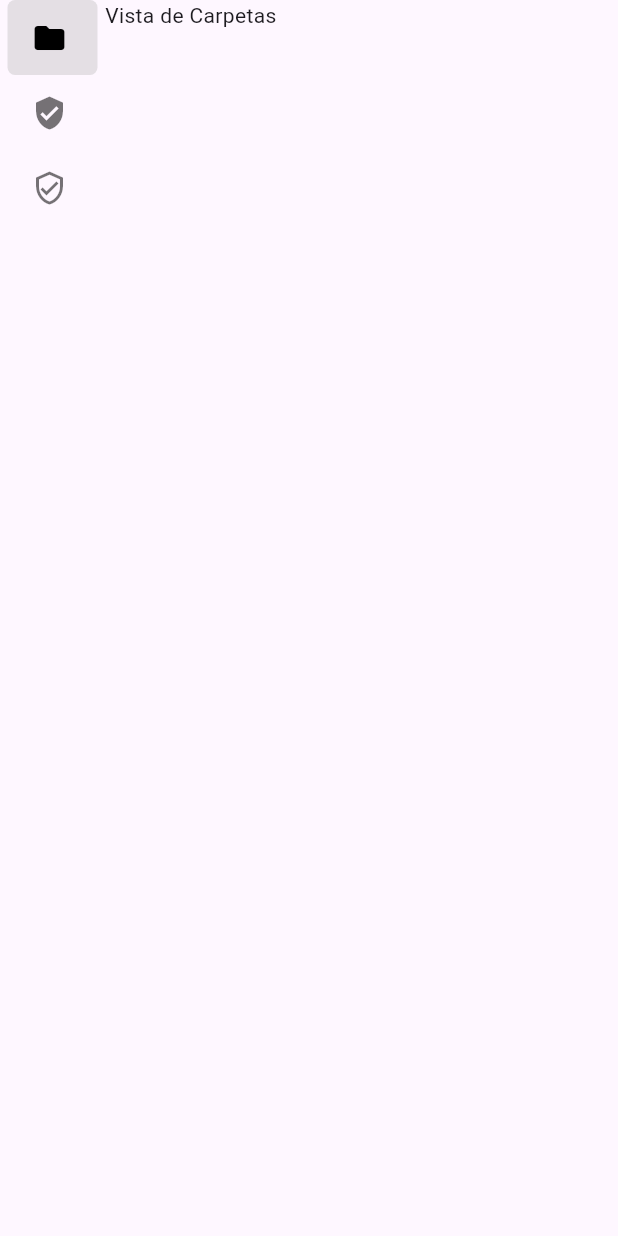
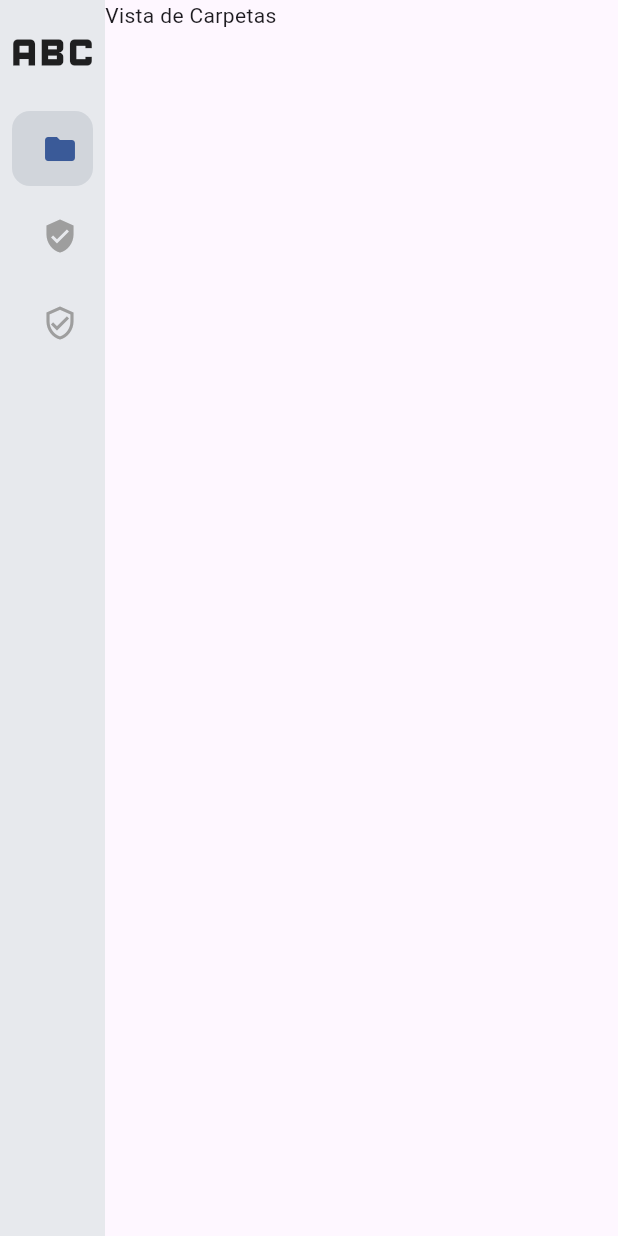
Before and after one commit to sebsanchez99/ArchivaCore, a Flutter app: the screen it shows after launch, on a phone screen of 412 x 824 dp. Run offline on Flutter 3.47's test engine with Material 3 defaults, Android fonts, the phone set to English and light mode, and no system bars; drawn by our look-alikes of easy_sidemenu; our stand-ins replace flutter_bloc, freezed_annotation; generated files the repository leaves out were written again.

Commit message:
se agrego estilo al menu

```diff
--- a/frontend/lib/presentation/widgets/menu/side_menu_widget.dart
+++ b/frontend/lib/presentation/widgets/menu/side_menu_widget.dart
@@ -15,12 +15,33 @@ class SideMenuWidget extends StatelessWidget {
       builder: (context, state) {
         return SideMenu(
           controller: sideMenuCubit.sideMenuController,
-          items:
-              menuItems.entries.map((item) {
+          title: Center(child: Icon(Icons.abc, size: 70,)),
+
+          style: SideMenuStyle(
+            showHamburger: true,
+            backgroundColor: Color(0xFFE7E9ED),
+            hoverColor: Color(0xFFF3F4F6),
+            selectedColor: Color(0xFFD1D5DB),
+            selectedTitleTextStyle: TextStyle(
+            fontWeight: FontWeight.bold,
+            color: Color(0xFF2B3642),
+            ),
+            selectedIconColor: Color(0xFF3A5A98),
+            unselectedIconColor: Colors.grey,
+            unselectedTitleTextStyle: TextStyle(color: Color(0xFF394958)),
+            itemBorderRadius: BorderRadius.circular(12),
+            itemOuterPadding: EdgeInsets.symmetric(horizontal: 8,vertical: 4,),
+            itemInnerSpacing: 10,
+            ),
+
+            items:
+            menuItems.entries.map((item) {
                 return SideMenuItem(
                   title: item.value["title"],
                   icon: item.value["icon"],
-                  onTap: (index, sideMenuController) => sideMenuCubit.selectIndex(index),
+                  onTap:
+                      (index, sideMenuController) =>
+                          sideMenuCubit.selectIndex(index),
                 );
               }).toList(),
         );
```
